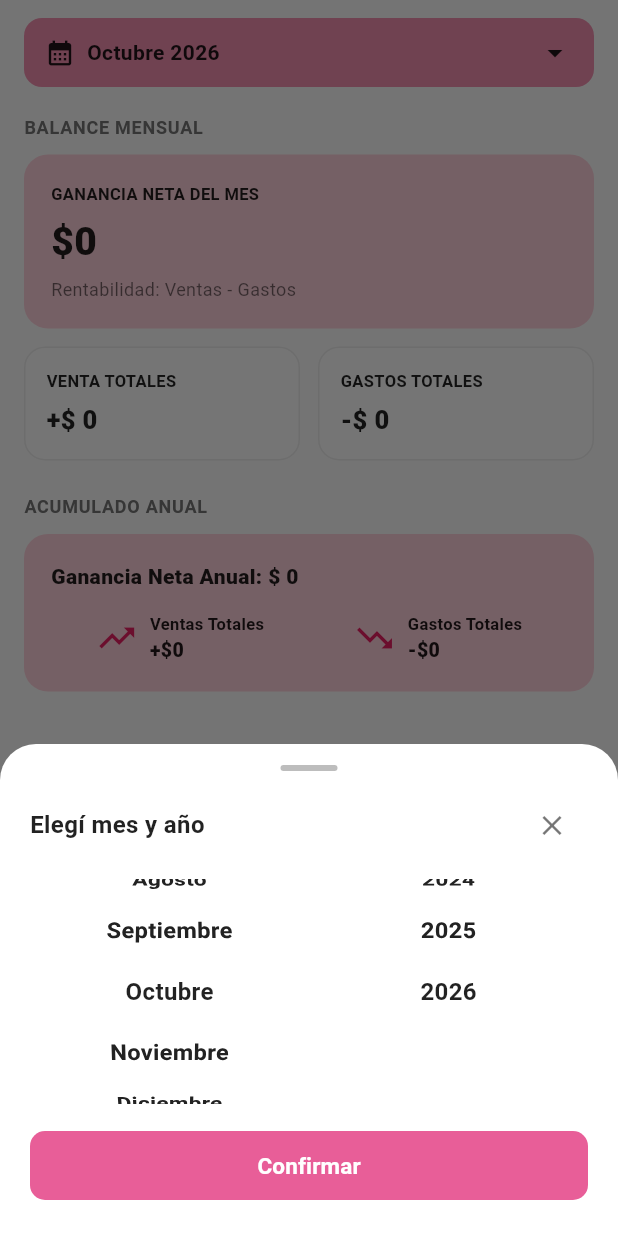
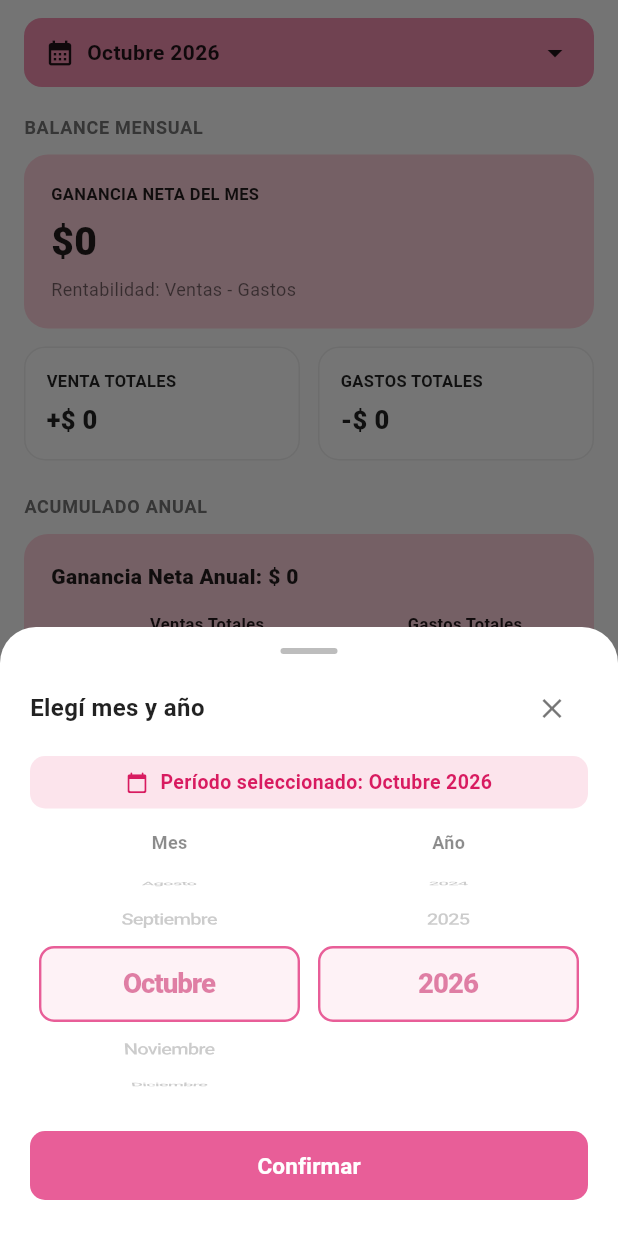
Before and after one commit to sofiasald/miemprendimiento, a Flutter app: the ReporteScreen screen opened directly, after a tap on an icon or button, on a phone screen of 412 x 824 dp. Run offline on Flutter 3.47's test engine with Material 3 defaults, Android fonts, the phone set to English and light mode, and no system bars; our stand-ins replace file_picker, flutter_secure_storage, local_auth, share_plus, sqflite; missing offline and left inert: local_auth_android, local_auth_darwin; accounts and stored records are empty; Roboto replaces fonts that are missing (PlusJakartaSans).

Commit message:
feat: resaltar mes y anio seleccionados en el selector de reportes

```diff
--- a/lib/screens/finanzas/reporte_screen.dart
+++ b/lib/screens/finanzas/reporte_screen.dart
@@ -1,4 +1,5 @@
 //Este componente calcula las métricas reales del negocio desde SQLite agrupadas por mes y año. Si no existen registros en el mes seleccionado, la pantalla entra de forma nativa en el estado vacío
+import 'package:flutter/cupertino.dart' show CupertinoPicker;
 import 'package:flutter/material.dart';
 import 'package:provider/provider.dart';
 import '../../providers/finanzas_provider.dart';
@@ -34,7 +35,7 @@ class _ReporteScreenState extends State<ReporteScreen> {
     _mesSeleccionado = ahora.month;
     _anioSeleccionado = ahora.year;
 
-    // Genera automáticamente los años [año actual - 2, año actual - 1, año actual]
+    // Genera automáticamente los años [año actual - 3, año actual - 2, año actual - 1, año actual]
     _aniosDisponibles = List.generate(4, (index) => ahora.year - 3 + index);
   }
 
@@ -58,7 +59,7 @@ class _ReporteScreenState extends State<ReporteScreen> {
   }
 
   /// --------------------------------------------------------------------------
-  /// MODAL: Rueda de selección interactiva de Mes y Año (Figma Atelier)
+  /// MODAL: Rueda de selección interactiva de Mes y Año con resaltado visual
   /// --------------------------------------------------------------------------
   void _mostrarRuedaMesAno() {
     int mesTemporal = _mesSeleccionado;
@@ -72,7 +73,8 @@ class _ReporteScreenState extends State<ReporteScreen> {
     showModalBottomSheet(
       context: context,
       backgroundColor: Colors.transparent,
-      builder: (ctx) => Container(
+      builder: (ctx) => StatefulBuilder(
+        builder: (ctx, setModalState) => Container(
           decoration: const BoxDecoration(
             color: Colors.white,
             borderRadius: BorderRadius.vertical(top: Radius.circular(24)),
@@ -106,54 +108,133 @@ class _ReporteScreenState extends State<ReporteScreen> {
                   ),
                 ],
               ),
-            const SizedBox(height: 12),
+              const SizedBox(height: 8),
 
-            // Ruedas de selección cilíndrica
+              // Indicador dinámico del período seleccionado
+              Container(
+                width: double.infinity,
+                padding: const EdgeInsets.symmetric(horizontal: 14, vertical: 8),
+                decoration: BoxDecoration(
+                  color: const Color(0xFFFCE4EC),
+                  borderRadius: BorderRadius.circular(10),
+                ),
+                child: Row(
+                  mainAxisAlignment: MainAxisAlignment.center,
+                  children: [
+                    const Icon(Icons.calendar_today_rounded, size: 15, color: Color(0xFFD81B60)),
+                    const SizedBox(width: 8),
+                    Text(
+                      'Período seleccionado: ${_meses[mesTemporal - 1]} $anioTemporal',
+                      style: const TextStyle(
+                        fontSize: 13,
+                        fontWeight: FontWeight.w700,
+                        color: Color(0xFFD81B60),
+                      ),
+                    ),
+                  ],
+                ),
+              ),
+              const SizedBox(height: 14),
+
+              // Etiquetas de las columnas
+              const Row(
+                children: [
+                  Expanded(
+                    child: Center(
+                      child: Text(
+                        'Mes',
+                        style: TextStyle(fontSize: 12, fontWeight: FontWeight.w700, color: Colors.black45),
+                      ),
+                    ),
+                  ),
+                  Expanded(
+                    child: Center(
+                      child: Text(
+                        'Año',
+                        style: TextStyle(fontSize: 12, fontWeight: FontWeight.w700, color: Colors.black45),
+                      ),
+                    ),
+                  ),
+                ],
+              ),
+              const SizedBox(height: 6),
+
+              // Ruedas de selección cilíndrica con resaltado
               SizedBox(
-              height: 150,
+                height: 160,
                 child: Row(
                   children: [
                     // Columna 1: Meses
                     Expanded(
-                    child: ListWheelScrollView.useDelegate(
-                      controller: controllerMes,
-                      itemExtent: 40,
-                      physics: const FixedExtentScrollPhysics(),
-                      onSelectedItemChanged: (index) => mesTemporal = index + 1,
-                      childDelegate: ListWheelChildBuilderDelegate(
-                        builder: (context, index) {
-                          if (index < 0 || index >= _meses.length) return null;
+                      child: CupertinoPicker(
+                        scrollController: controllerMes,
+                        itemExtent: 44,
+                        magnification: 1.15,
+                        useMagnifier: true,
+                        squeeze: 1.2,
+                        selectionOverlay: Container(
+                          margin: const EdgeInsets.symmetric(horizontal: 6),
+                          decoration: BoxDecoration(
+                            color: const Color(0xFFFCE4EC).withValues(alpha: 0.5),
+                            borderRadius: BorderRadius.circular(10),
+                            border: Border.all(color: const Color(0xFFE85E98), width: 1.6),
+                          ),
+                        ),
+                        onSelectedItemChanged: (index) {
+                          setModalState(() {
+                            mesTemporal = index + 1;
+                          });
+                        },
+                        children: List.generate(_meses.length, (index) {
+                          final bool esSeleccionado = (index + 1) == mesTemporal;
                           return Center(
                             child: Text(
                               _meses[index],
-                              style: const TextStyle(fontSize: 16, fontWeight: FontWeight.w600, color: Colors.black87),
+                              style: TextStyle(
+                                fontSize: esSeleccionado ? 16 : 14,
+                                fontWeight: esSeleccionado ? FontWeight.w800 : FontWeight.w500,
+                                color: esSeleccionado ? const Color(0xFFC2185B) : Colors.black45,
+                              ),
                             ),
                           );
-                        },
-                        childCount: _meses.length,
-                      ),
+                        }),
                       ),
                     ),
 
                     // Columna 2: Años
                     Expanded(
-                    child: ListWheelScrollView.useDelegate(
-                      controller: controllerAnio,
-                      itemExtent: 40,
-                      physics: const FixedExtentScrollPhysics(),
-                      onSelectedItemChanged: (index) => anioTemporal = _aniosDisponibles[index],
-                      childDelegate: ListWheelChildBuilderDelegate(
-                        builder: (context, index) {
-                          if (index < 0 || index >= _aniosDisponibles.length) return null;
+                      child: CupertinoPicker(
+                        scrollController: controllerAnio,
+                        itemExtent: 44,
+                        magnification: 1.15,
+                        useMagnifier: true,
+                        squeeze: 1.2,
+                        selectionOverlay: Container(
+                          margin: const EdgeInsets.symmetric(horizontal: 6),
+                          decoration: BoxDecoration(
+                            color: const Color(0xFFFCE4EC).withValues(alpha: 0.5),
+                            borderRadius: BorderRadius.circular(10),
+                            border: Border.all(color: const Color(0xFFE85E98), width: 1.6),
+                          ),
+                        ),
+                        onSelectedItemChanged: (index) {
+                          setModalState(() {
+                            anioTemporal = _aniosDisponibles[index];
+                          });
+                        },
+                        children: List.generate(_aniosDisponibles.length, (index) {
+                          final bool esSeleccionado = _aniosDisponibles[index] == anioTemporal;
                           return Center(
                             child: Text(
                               _aniosDisponibles[index].toString(),
-                              style: const TextStyle(fontSize: 16, fontWeight: FontWeight.w600, color: Colors.black87),
+                              style: TextStyle(
+                                fontSize: esSeleccionado ? 16 : 14,
+                                fontWeight: esSeleccionado ? FontWeight.w800 : FontWeight.w500,
+                                color: esSeleccionado ? const Color(0xFFC2185B) : Colors.black45,
+                              ),
                             ),
                           );
-                        },
-                        childCount: _aniosDisponibles.length,
-                      ),
+                        }),
                       ),
                     ),
                   ],
@@ -187,7 +268,11 @@ class _ReporteScreenState extends State<ReporteScreen> {
             ],
           ),
         ),
-    );
+      ),
+    ).whenComplete(() {
+      controllerMes.dispose();
+      controllerAnio.dispose();
+    });
   }
 
   @override
```
Lines whose indentation alone changed are shown as unchanged.
